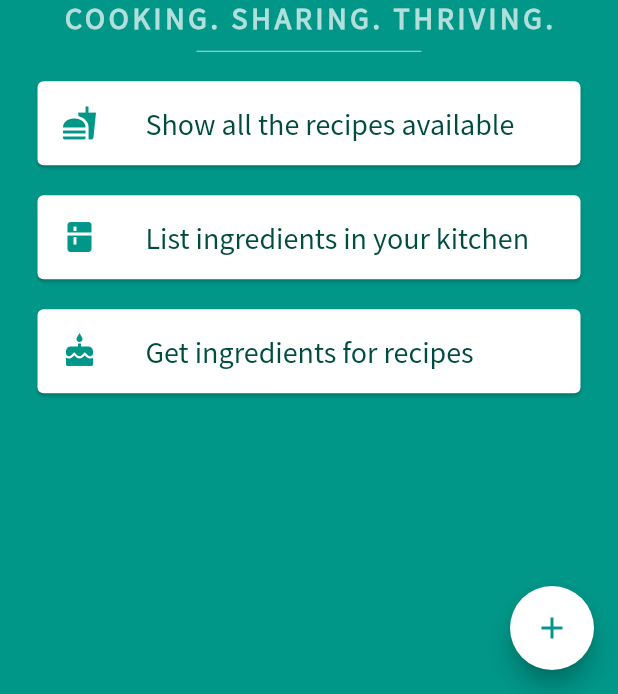
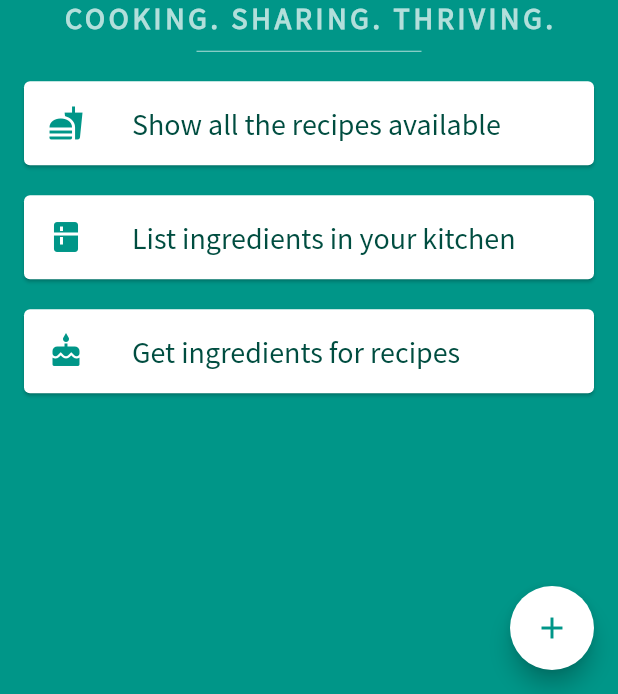
Before and after one commit to kaushikchaubal/home-recipes, a Flutter app: the screen it shows after launch, on a phone screen of 412 x 824 dp, the part 542-1236 px from its top. Run offline on Flutter 3.47's test engine with Material 2 defaults, Android fonts, the phone set to English and light mode, and no system bars.

Commit message:
Wrapping with flatbuttons

```diff
--- a/client/home_recipes_app/lib/main.dart
+++ b/client/home_recipes_app/lib/main.dart
@@ -43,8 +43,9 @@ class HomeRecipesApp extends StatelessWidget {
                     color: Colors.teal.shade100,
                   ),
                 ),
-                Card(
-                    margin: EdgeInsets.symmetric(vertical: 10.0, horizontal: 25.0),
+                FlatButton(
+                  child: Card(
+                      margin: EdgeInsets.only(top: 10.0, bottom: 10.0),
                       child: ListTile(
                         leading: Icon(
                           Icons.fastfood,
@@ -59,8 +60,10 @@ class HomeRecipesApp extends StatelessWidget {
                           ),
                         ),
                       )),
-                Card(
-                    margin: EdgeInsets.symmetric(vertical: 10.0, horizontal: 25.0),
+                ),
+                FlatButton(
+                  child: Card(
+                      margin: EdgeInsets.only(top: 10.0, bottom: 10.0),
                       child: ListTile(
                         leading: Icon(
                           Icons.kitchen,
@@ -74,8 +77,10 @@ class HomeRecipesApp extends StatelessWidget {
                               fontFamily: 'Source Sans Pro'),
                         ),
                       )),
-                Card(
-                    margin: EdgeInsets.symmetric(vertical: 10.0, horizontal: 25.0),
+                ),
+                FlatButton(
+                  child: Card(
+                      margin: EdgeInsets.only(top: 10.0, bottom: 10.0),
                       child: ListTile(
                         leading: Icon(
                           Icons.cake,
@@ -88,7 +93,8 @@ class HomeRecipesApp extends StatelessWidget {
                               color: Colors.teal.shade900,
                               fontFamily: 'Source Sans Pro'),
                         ),
-                    ))
+                      )),
+                )
               ],
             )),
         floatingActionButton: FloatingActionButton(
```
Also changed, not shown: 1 other file. Lines whose indentation alone changed are shown as unchanged.
